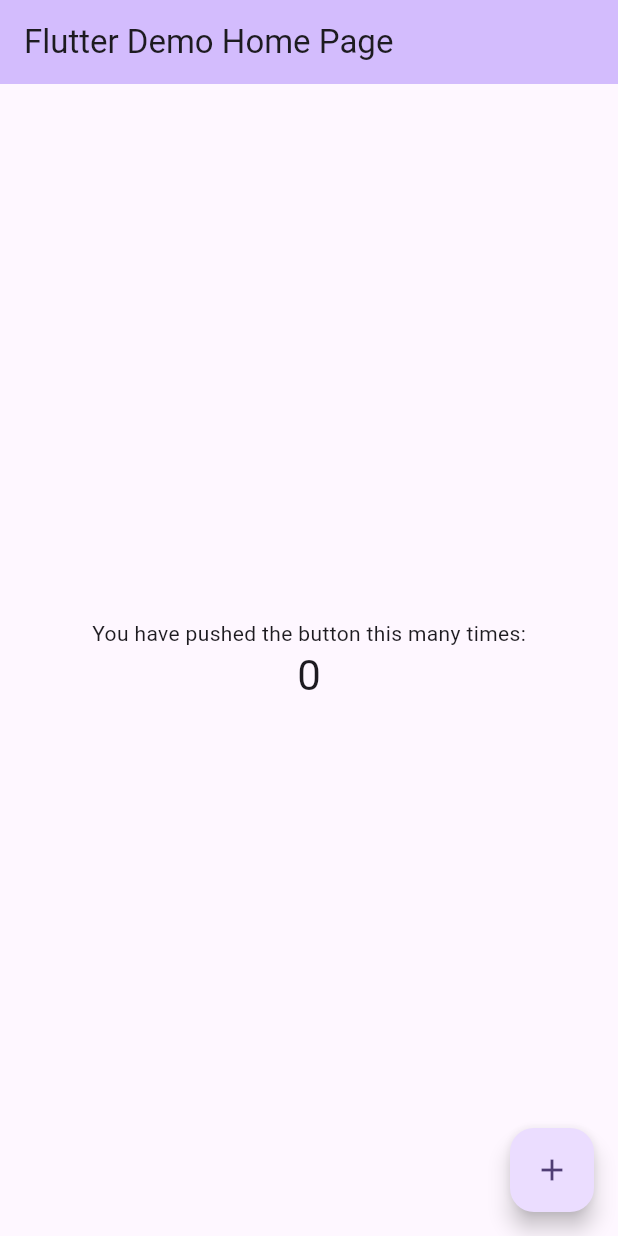
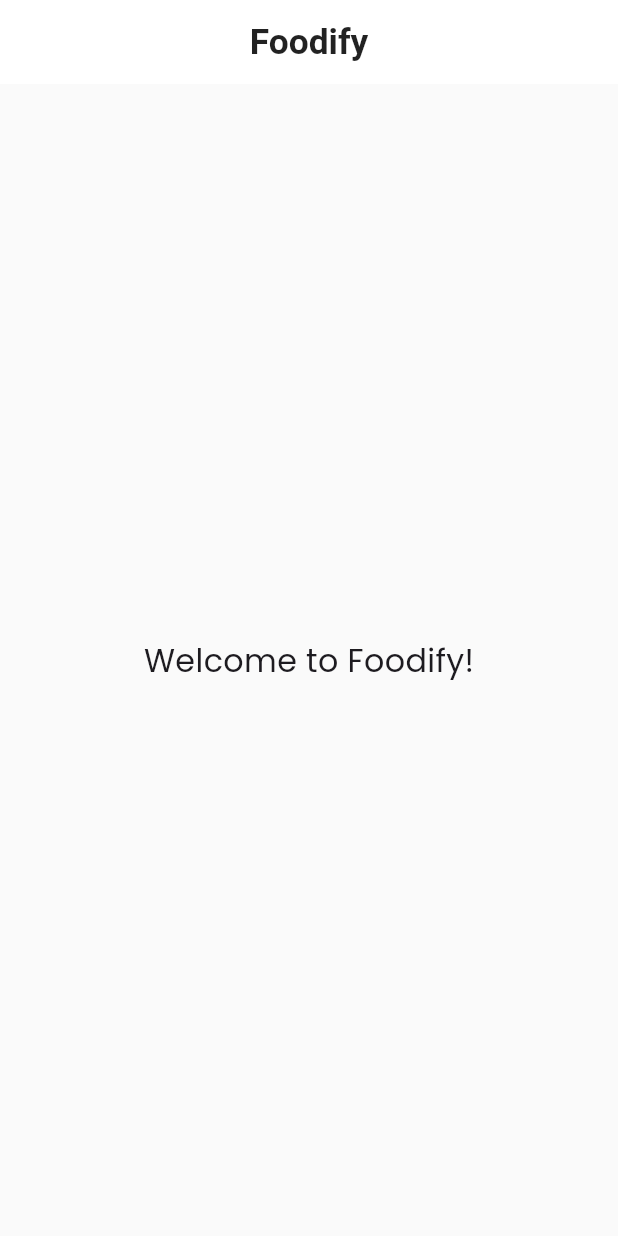
Before and after one commit to SoftEngMuhammadAli/Foodify-Project, a Flutter app: the screen it shows after launch, on a phone screen of 412 x 824 dp. Run offline on Flutter 3.47's test engine with Material 3 defaults, Android fonts, the phone set to English and light mode, and no system bars; our stand-ins replace google_fonts.

```diff
--- a/foodify/lib/main.dart
+++ b/foodify/lib/main.dart
@@ -1,122 +1,74 @@
 import 'package:flutter/material.dart';
+import 'package:google_fonts/google_fonts.dart';
+import 'package:foodify/screens/main/home_screen.dart';
 
 void main() {
+  WidgetsFlutterBinding.ensureInitialized();
+
   runApp(const MyApp());
 }
 
 class MyApp extends StatelessWidget {
   const MyApp({super.key});
 
-  // This widget is the root of your application.
   @override
   Widget build(BuildContext context) {
     return MaterialApp(
-      title: 'Flutter Demo',
+      // 🚫 Removes debug banner
+      debugShowCheckedModeBanner: false,
+      title: 'Foodify',
       theme: ThemeData(
-        // This is the theme of your application.
-        //
-        // TRY THIS: Try running your application with "flutter run". You'll see
-        // the application has a purple toolbar. Then, without quitting the app,
-        // try changing the seedColor in the colorScheme below to Colors.green
-        // and then invoke "hot reload" (save your changes or press the "hot
-        // reload" button in a Flutter-supported IDE, or press "r" if you used
-        // the command line to start the app).
-        //
-        // Notice that the counter didn't reset back to zero; the application
-        // state is not lost during the reload. To reset the state, use hot
-        // restart instead.
-        //
-        // This works for code too, not just values: Most code changes can be
-        // tested with just a hot reload.
-        colorScheme: ColorScheme.fromSeed(seedColor: Colors.deepPurple),
+        // ✨ Modern Material Design
+        useMaterial3: true,
+        colorScheme: ColorScheme.fromSeed(seedColor: Colors.deepOrangeAccent),
+        scaffoldBackgroundColor: Colors.grey[50],
+        // 🍴 Clean modern typography
+        textTheme: GoogleFonts.poppinsTextTheme(),
+        appBarTheme: const AppBarTheme(
+          backgroundColor: Colors.white,
+          elevation: 0,
+          centerTitle: true,
+          titleTextStyle: TextStyle(
+            color: Colors.black87,
+            fontWeight: FontWeight.w600,
+            fontSize: 20,
+          ),
+          iconTheme: IconThemeData(color: Colors.black87),
+        ),
+        inputDecorationTheme: InputDecorationTheme(
+          filled: true,
+          fillColor: Colors.white,
+          contentPadding: const EdgeInsets.symmetric(
+            horizontal: 16,
+            vertical: 12,
+          ),
+          border: OutlineInputBorder(
+            borderRadius: BorderRadius.circular(12),
+            borderSide: BorderSide(color: Colors.grey.shade300),
+          ),
+          focusedBorder: OutlineInputBorder(
+            borderRadius: BorderRadius.circular(12),
+            borderSide: const BorderSide(
+              color: Colors.deepOrangeAccent,
+              width: 1.5,
+            ),
+          ),
+        ),
+        elevatedButtonTheme: ElevatedButtonThemeData(
+          style: ElevatedButton.styleFrom(
+            backgroundColor: Colors.deepOrangeAccent,
+            shape: RoundedRectangleBorder(
+              borderRadius: BorderRadius.circular(12),
+            ),
+            padding: const EdgeInsets.symmetric(vertical: 14, horizontal: 20),
+            textStyle: const TextStyle(
+              fontWeight: FontWeight.bold,
+              fontSize: 16,
+            ),
+          ),
+        ),
       ),
-      home: const MyHomePage(title: 'Flutter Demo Home Page'),
+      home: const HomeScreen(),
     );
   }
 }
-
-class MyHomePage extends StatefulWidget {
-  const MyHomePage({super.key, required this.title});
-
-  // This widget is the home page of your application. It is stateful, meaning
-  // that it has a State object (defined below) that contains fields that affect
-  // how it looks.
-
-  // This class is the configuration for the state. It holds the values (in this
-  // case the title) provided by the parent (in this case the App widget) and
-  // used by the build method of the State. Fields in a Widget subclass are
-  // always marked "final".
-
-  final String title;
-
-  @override
-  State<MyHomePage> createState() => _MyHomePageState();
-}
-
-class _MyHomePageState extends State<MyHomePage> {
-  int _counter = 0;
-
-  void _incrementCounter() {
-    setState(() {
-      // This call to setState tells the Flutter framework that something has
-      // changed in this State, which causes it to rerun the build method below
-      // so that the display can reflect the updated values. If we changed
-      // _counter without calling setState(), then the build method would not be
-      // called again, and so nothing would appear to happen.
-      _counter++;
-    });
-  }
-
-  @override
-  Widget build(BuildContext context) {
-    // This method is rerun every time setState is called, for instance as done
-    // by the _incrementCounter method above.
-    //
-    // The Flutter framework has been optimized to make rerunning build methods
-    // fast, so that you can just rebuild anything that needs updating rather
-    // than having to individually change instances of widgets.
-    return Scaffold(
-      appBar: AppBar(
-        // TRY THIS: Try changing the color here to a specific color (to
-        // Colors.amber, perhaps?) and trigger a hot reload to see the AppBar
-        // change color while the other colors stay the same.
-        backgroundColor: Theme.of(context).colorScheme.inversePrimary,
-        // Here we take the value from the MyHomePage object that was created by
-        // the App.build method, and use it to set our appbar title.
-        title: Text(widget.title),
-      ),
-      body: Center(
-        // Center is a layout widget. It takes a single child and positions it
-        // in the middle of the parent.
-        child: Column(
-          // Column is also a layout widget. It takes a list of children and
-          // arranges them vertically. By default, it sizes itself to fit its
-          // children horizontally, and tries to be as tall as its parent.
-          //
-          // Column has various properties to control how it sizes itself and
-          // how it positions its children. Here we use mainAxisAlignment to
-          // center the children vertically; the main axis here is the vertical
-          // axis because Columns are vertical (the cross axis would be
-          // horizontal).
-          //
-          // TRY THIS: Invoke "debug painting" (choose the "Toggle Debug Paint"
-          // action in the IDE, or press "p" in the console), to see the
-          // wireframe for each widget.
-          mainAxisAlignment: MainAxisAlignment.center,
-          children: <Widget>[
-            const Text('You have pushed the button this many times:'),
-            Text(
-              '$_counter',
-              style: Theme.of(context).textTheme.headlineMedium,
-            ),
-          ],
-        ),
-      ),
-      floatingActionButton: FloatingActionButton(
-        onPressed: _incrementCounter,
-        tooltip: 'Increment',
-        child: const Icon(Icons.add),
-      ), // This trailing comma makes auto-formatting nicer for build methods.
-    );
-  }
-}
--- /dev/null
+++ b/foodify/lib/screens/main/home_screen.dart
@@ -0,0 +1,32 @@
+import 'package:flutter/material.dart';
+import 'package:foodify/utils/size_config.dart';
+
+class HomeScreen extends StatelessWidget {
+  const HomeScreen({Key? key}) : super(key: key);
+
+  @override
+  Widget build(BuildContext context) {
+    SizeConfig.init(context);
+    return Scaffold(
+      appBar: AppBar(
+        title: Text(
+          'Foodify',
+          style: TextStyle(
+            fontSize: SizeConfig.text(20),
+            fontWeight: FontWeight.bold,
+          ),
+        ),
+      ),
+      body: SizedBox(
+        height: SizeConfig.screenHeight,
+        width: SizeConfig.screenWidth,
+        child: Center(
+          child: Text(
+            'Welcome to Foodify!',
+            style: TextStyle(fontSize: SizeConfig.text(18)),
+          ),
+        ),
+      ),
+    );
+  }
+}
--- /dev/null
+++ b/foodify/lib/services/api_services.dart
@@ -0,0 +1,13 @@
+class ApiServices {
+  // Define your API methods here
+  Future<void> fetchData() async {
+    // Implementation for fetching data from an API
+    try {
+      // Simulate network request
+      await Future.delayed(const Duration(seconds: 2));
+      print('Data fetched successfully');
+    } catch (e) {
+      print('Error fetching data: $e');
+    }
+  }
+}
--- /dev/null
+++ b/foodify/lib/utils/size_config.dart
@@ -0,0 +1,25 @@
+import 'package:flutter/material.dart';
+
+class SizeConfig {
+  static late double blockHeight;
+  static late double blockWidth;
+  static late double screenHeight;
+  static late double screenWidth;
+
+  static late MediaQueryData _mediaQueryData;
+
+  static void init(BuildContext context) {
+    _mediaQueryData = MediaQuery.of(context);
+    screenWidth = _mediaQueryData.size.width;
+    screenHeight = _mediaQueryData.size.height;
+    blockWidth = screenWidth / 100;
+    blockHeight = screenHeight / 100;
+  }
+
+  // Helper functions
+  static double width(double percentage) => blockWidth * percentage;
+
+  static double height(double percentage) => blockHeight * percentage;
+
+  static double text(double size) => blockWidth * (size / 3.5);
+}
--- a/foodify/pubspec.yaml
+++ b/foodify/pubspec.yaml
@@ -34,6 +34,7 @@ dependencies:
   # The following adds the Cupertino Icons font to your application.
   # Use with the CupertinoIcons class for iOS style icons.
   cupertino_icons: ^1.0.8
+  google_fonts: ^6.3.2
 
 dev_dependencies:
   flutter_test:
```
Also changed, not shown: foodify/pubspec.lock, 6 other files.
